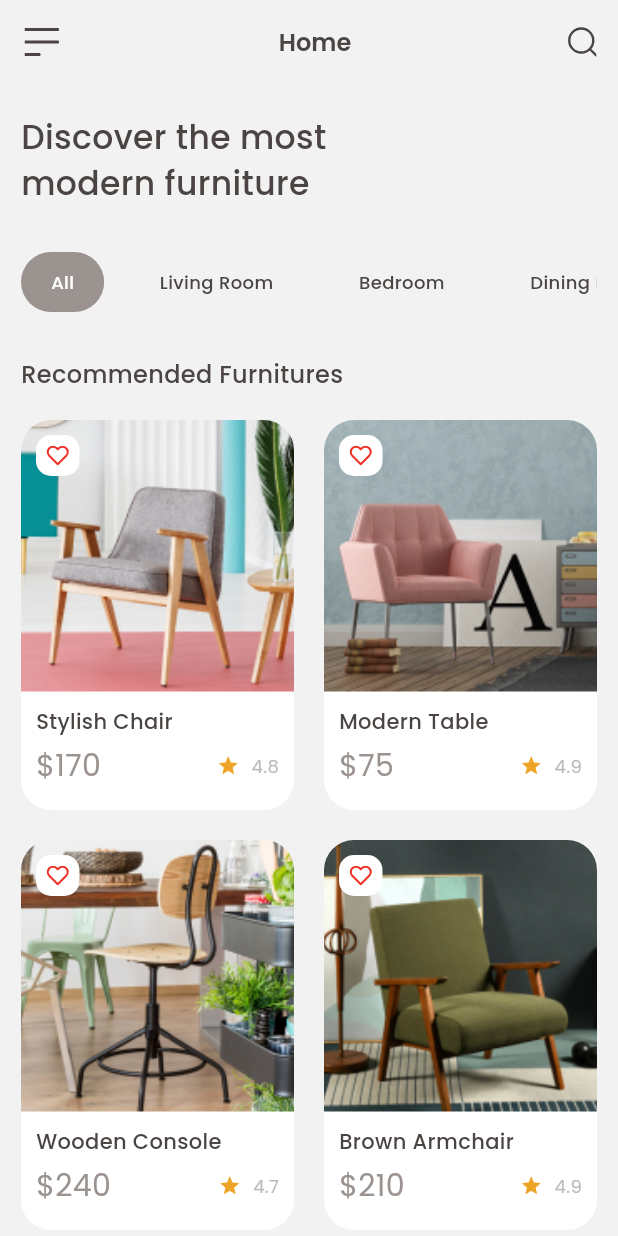
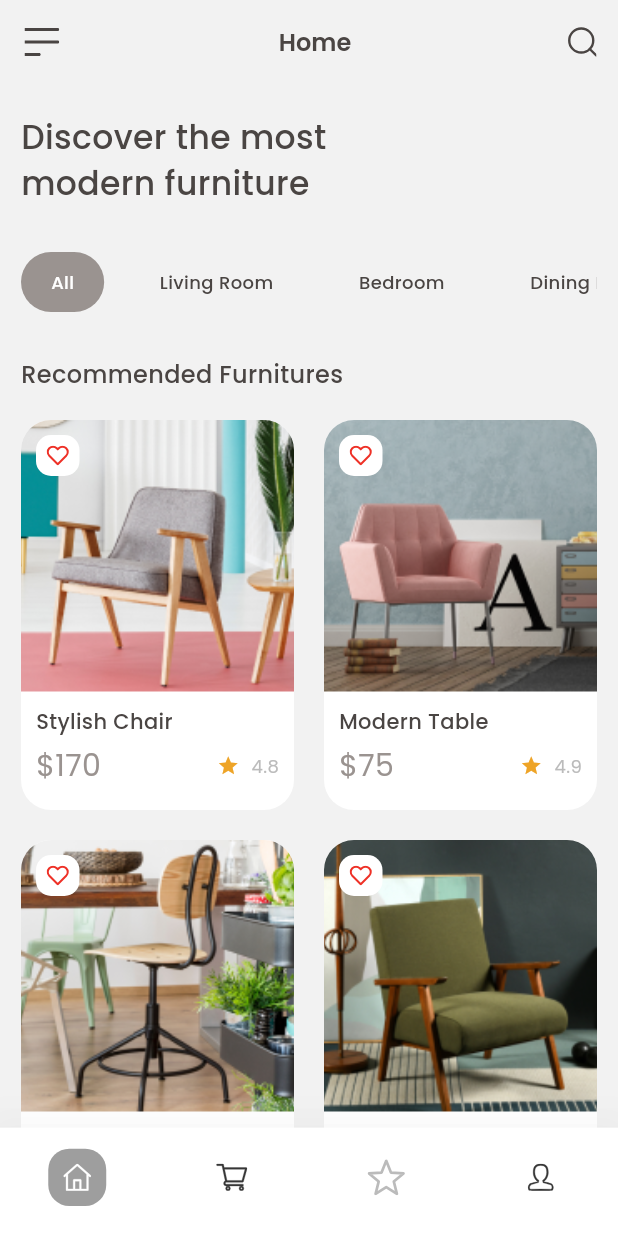
Before and after one commit to khanifzyen/project_pertama, a Flutter app: the screen it shows after launch, on a phone screen of 412 x 824 dp. Run offline on Flutter 3.47's test engine with Material 3 defaults, Android fonts, the light colour scheme and no system bars; our stand-ins replace flutter_svg, google_fonts.

Commit message:
add bottomnavigationbar

```diff
--- a/lib/features/home/pages/home_page.dart
+++ b/lib/features/home/pages/home_page.dart
@@ -1,6 +1,7 @@
 import 'package:flutter/material.dart';
 import 'package:flutter_svg/flutter_svg.dart';
 import 'package:google_fonts/google_fonts.dart';
+import 'package:project_pertama/features/home/widgets/bottom_navbar_home.dart';
 import 'package:project_pertama/features/home/widgets/category_home.dart';
 import 'package:project_pertama/features/home/widgets/headline_home.dart';
 import 'package:project_pertama/features/home/widgets/recommended_furnitures_home.dart';
@@ -64,6 +65,7 @@ class HomePage extends StatelessWidget {
           ],
         ),
       ),
+      bottomNavigationBar: const BottomNavbarHome(),
     );
   }
 }
--- /dev/null
+++ b/lib/features/home/widgets/bottom_navbar_home.dart
@@ -0,0 +1,73 @@
+import 'package:flutter/material.dart';
+import 'package:flutter_svg/flutter_svg.dart';
+
+class BottomNavbarHome extends StatefulWidget {
+  const BottomNavbarHome({super.key});
+
+  @override
+  State<BottomNavbarHome> createState() => _BottomNavbarHomeState();
+}
+
+class _BottomNavbarHomeState extends State<BottomNavbarHome> {
+  List<Map<String, dynamic>> menuItems = [
+    {
+      "title": "Home",
+      "icon": "assets/icons/home.svg",
+    },
+    {
+      "title": "Chart",
+      "icon": "assets/icons/cart.svg",
+    },
+    {
+      "title": "Favorites",
+      "icon": "assets/icons/favorite.svg",
+    },
+    {
+      "title": "Account",
+      "icon": "assets/icons/profile.svg",
+    },
+  ];
+
+  int _selectedItem = 0;
+
+  void _onItemTapped(int index) {
+    setState(() {
+      _selectedItem = index;
+    });
+  }
+
+  @override
+  Widget build(BuildContext context) {
+    return BottomNavigationBar(
+      backgroundColor: Colors.white,
+      showUnselectedLabels: false,
+      showSelectedLabels: false,
+      unselectedItemColor: Colors.black87,
+      elevation: 32,
+      type: BottomNavigationBarType.fixed,
+      items: menuItems
+          .map(
+            (item) => BottomNavigationBarItem(
+              icon: SvgPicture.asset(item["icon"]),
+              label: item["title"],
+              activeIcon: Container(
+                padding: const EdgeInsets.all(10),
+                decoration: const BoxDecoration(
+                  color: Colors.grey,
+                  borderRadius: BorderRadius.all(Radius.circular(14)),
+                ),
+                child: SvgPicture.asset(
+                  item["icon"],
+                  colorFilter:
+                      const ColorFilter.mode(Colors.white, BlendMode.srcIn),
+                ),
+              ),
+            ),
+          )
+          .toList(),
+      currentIndex: _selectedItem,
+      selectedItemColor: Colors.white,
+      onTap: _onItemTapped,
+    );
+  }
+}
```
